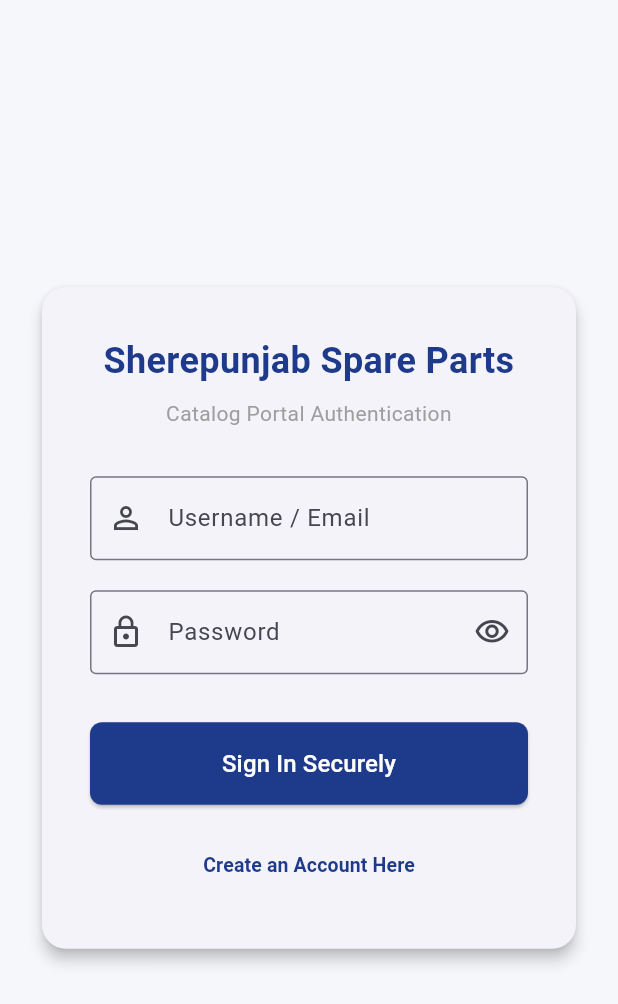
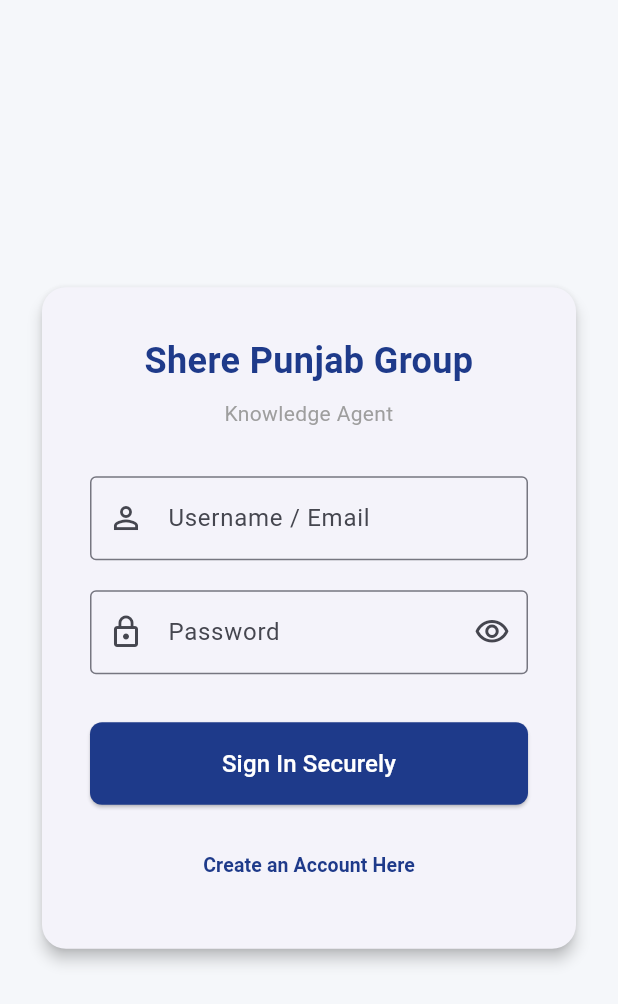
Before and after one commit to gouravgarg/visual-multimodal-rag, a Flutter app: the screen it shows after launch, on a phone screen of 412 x 824 dp. Shown: the top 1004 px of the screen. Run offline on Flutter 3.47's test engine with Material 3 defaults, Android fonts, the phone set to English and light mode, and no system bars; our stand-ins replace flutter_markdown; missing offline and left inert: amplify_auth_cognito, amplify_flutter.

Commit message:
Update app name

```diff
--- a/lib/app_config.dart
+++ b/lib/app_config.dart
@@ -1,17 +1,17 @@
 class AppConfig {
   static const String appName = String.fromEnvironment(
     'APP_NAME',
-    defaultValue: 'Sherepunjab Knowledge Agent',
+    defaultValue: 'Shere Punjab Group AI',
   );
 
   static const String loginTitle = String.fromEnvironment(
     'LOGIN_TITLE',
-    defaultValue: 'Sherepunjab Spare Parts',
+    defaultValue: 'Shere Punjab Group',
   );
 
   static const String loginSubtitle = String.fromEnvironment(
     'LOGIN_SUBTITLE',
-    defaultValue: 'Catalog Portal Authentication',
+    defaultValue: 'Knowledge Agent',
   );
 
   static const String appVersion = String.fromEnvironment(
@@ -26,7 +26,7 @@
 
   static const String emptyStateTitle = String.fromEnvironment(
     'EMPTY_STATE_TITLE',
-    defaultValue: 'Ask anything about Sherepunjab Catalogues',
+    defaultValue: 'Ask anything about SherePunjab Catalogues',
   );
 
   static const String emptyStateSubtitle = String.fromEnvironment(
```
Also changed, not shown: 1 other file.
